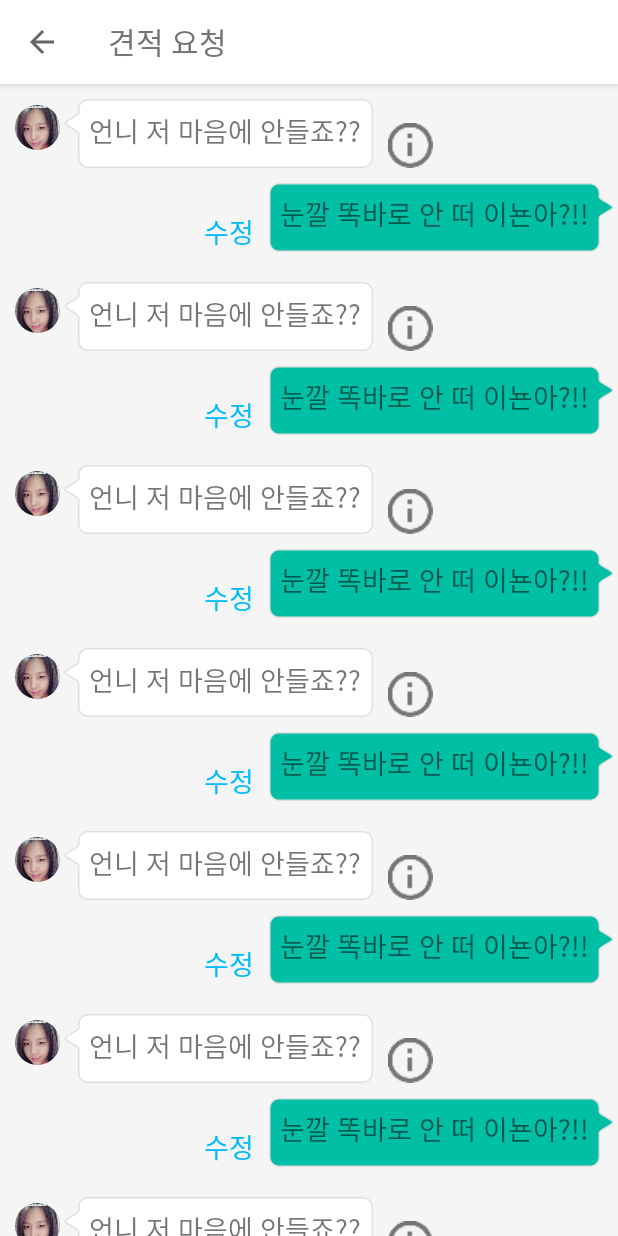
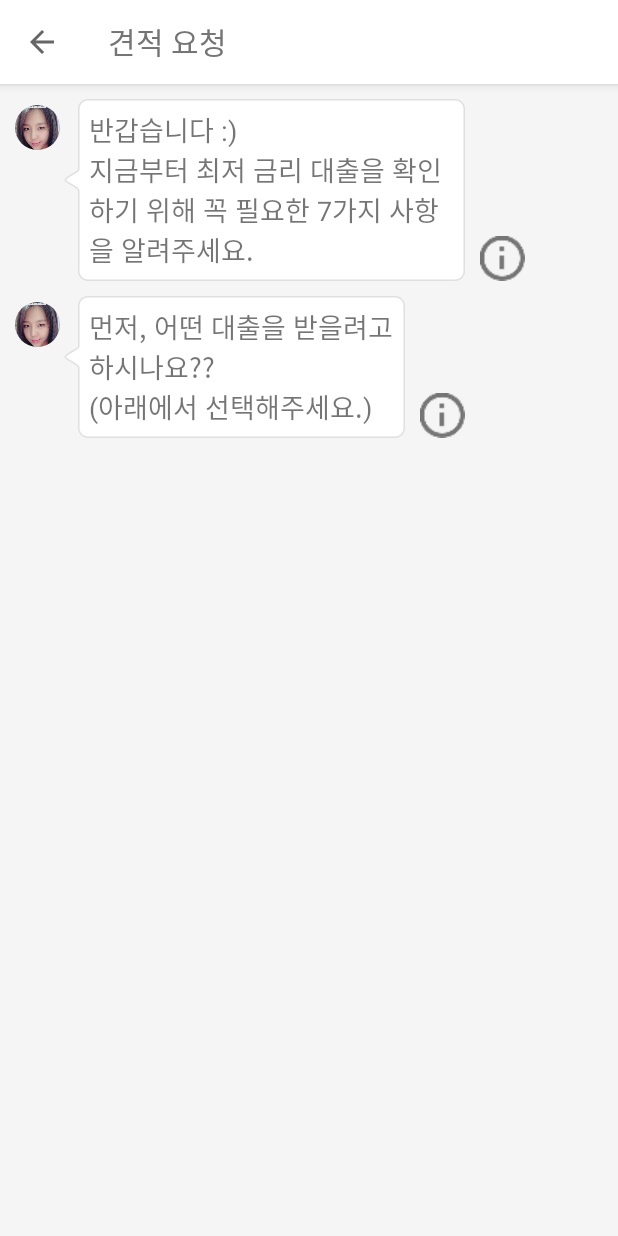
Before and after one commit to kirkee2/HelloMoney, an Android app: the RequestQuotationActivity screen opened directly, with no data from a screen before it, on a phone screen of 412 x 824 dp. Run offline under Robolectric (Android 15) with nearby library versions, the phone set to English and light mode, and no system bars; our stand-ins replace CircleImageView.

Commit message:
coding RequstQuotationActivity pushed for backup

```diff
--- a/app/src/main/java/com/beta/tacademy/hellomoneycustomer/activity/RequestQuotationActivity.java
+++ b/app/src/main/java/com/beta/tacademy/hellomoneycustomer/activity/RequestQuotationActivity.java
@@ -19,6 +19,8 @@ import com.beta.tacademy.hellomoneycustomer.recyclerViews.RequestQuotationRecycl
 import com.beta.tacademy.hellomoneycustomer.recyclerViews.RequestQuotationRecyclerView.RequestQuotationValueObject;
 import com.beta.tacademy.hellomoneycustomer.recyclerViews.mainRecyclerView.MainRecyclerViewAdapter;
 import com.beta.tacademy.hellomoneycustomer.recyclerViews.mainRecyclerView.MainValueObject;
+
+import java.util.ArrayList;
 
 public class RequestQuotationActivity extends AppCompatActivity {
 
@@ -119,15 +121,9 @@ public class RequestQuotationActivity extends AppCompatActivity {
     }
 
     public void addItems(){
-        for(int i = 0 ; i< 20; i++) {
-            if(i%2 == 0){
-                requestQuotationRecyclerViewAdapter.addMember(new RequestQuotationValueObject(0,i,"언니 저 마음에 안들죠??"));
-            }else{
-                requestQuotationRecyclerViewAdapter.addMember(new RequestQuotationValueObject(1,i,"눈깔 똑바로 안 떠 이뇬아?!!"));
-            }
-        }
-
-        requestQuotationRecyclerViewAdapter.addMember(new RequestQuotationValueObject(0,20,"qwejqweqwjkenqwejkqwneqwnejqwnjqwlnejwqkewkqjenqwjeqo"));
-
+        ArrayList<RequestQuotationValueObject> tmp = new ArrayList<>();
+        tmp.add(new RequestQuotationValueObject(0,0,"반갑습니다 :)\n지금부터 최저 금리 대출을 확인하기 위해 꼭 필요한 7가지 사항을 알려주세요.",false));
+        tmp.add(new RequestQuotationValueObject(0,0,"먼저, 어떤 대출을 받을려고\n하시나요??\n(아래에서 선택해주세요.)",false));
+        requestQuotationRecyclerViewAdapter.initItem(tmp);
     }
 }
--- a/app/src/main/java/com/beta/tacademy/hellomoneycustomer/recyclerViews/RequestQuotationRecyclerView/RequestQuotationRecyclerViewAdapter.java
+++ b/app/src/main/java/com/beta/tacademy/hellomoneycustomer/recyclerViews/RequestQuotationRecyclerView/RequestQuotationRecyclerViewAdapter.java
@@ -43,14 +43,13 @@ public class RequestQuotationRecyclerViewAdapter extends RecyclerView.Adapter<Re
 
     private ArrayList<RequestQuotationValueObject> requestQuotationValueObjectArrayList;
 
-    public void addMember(RequestQuotationValueObject requestQuotationValueObject){
+    public void addItem(RequestQuotationValueObject requestQuotationValueObject){
         requestQuotationValueObjectArrayList.add(requestQuotationValueObject); //아이템 추가
     }
 
-    public void updateImage(){
-        notifyDataSetChanged(); //데이터 변경 사실 알림
+    public void initItem(ArrayList<RequestQuotationValueObject> requestQuotationValueObjectArrayList){
+        this.requestQuotationValueObjectArrayList = requestQuotationValueObjectArrayList;
     }
-
     public RequestQuotationRecyclerViewAdapter(){
         //변수 초기화
         requestQuotationValueObjectArrayList = new ArrayList<>();
@@ -109,12 +108,16 @@ public class RequestQuotationRecyclerViewAdapter extends RecyclerView.Adapter<Re
         if(holder instanceof RequestQuotationRecyclerViewAdapter.SystemChattingViewHolder){
 
             ((SystemChattingViewHolder) holder).systemChatting.setText(valueObject.getText());
+            if(valueObject.isInfo()){
+                ((SystemChattingViewHolder) holder).info.setVisibility(View.INVISIBLE);
+            }else{
                 ((SystemChattingViewHolder) holder).info.setOnClickListener(new View.OnClickListener() {
                     @Override
                     public void onClick(View v) {
                         Toast.makeText(HelloMoneyCustomerApplication.getInstance(), valueObject.getStep() + "단계입니다.", Toast.LENGTH_SHORT).show();
                     }
                 });
+            }
         } else{
             ((MyChattingViewHolder) holder).myChatting.setText(valueObject.getText());
             ((MyChattingViewHolder) holder).fix.setOnClickListener(new View.OnClickListener() {
--- a/app/src/main/java/com/beta/tacademy/hellomoneycustomer/recyclerViews/RequestQuotationRecyclerView/RequestQuotationValueObject.java
+++ b/app/src/main/java/com/beta/tacademy/hellomoneycustomer/recyclerViews/RequestQuotationRecyclerView/RequestQuotationValueObject.java
@@ -8,11 +8,21 @@ public class RequestQuotationValueObject {
     private int type;
     private int step;
     private String text;
+    private boolean isInfo;
 
-    public RequestQuotationValueObject(int type, int step, String text) {
+    public RequestQuotationValueObject(int type, int step, String text, boolean isInfo) {
         this.type = type;
         this.step = step;
         this.text = text;
+        this.isInfo = isInfo;
+    }
+
+    public boolean isInfo() {
+        return isInfo;
+    }
+
+    public void setInfo(boolean info) {
+        isInfo = info;
     }
 
     public int getType() {
--- a/app/src/main/res/layout/faq_recycler_view_item.xml
+++ b/app/src/main/res/layout/faq_recycler_view_item.xml
@@ -1,7 +1,5 @@
 <LinearLayout
     xmlns:android="http://schemas.android.com/apk/res/android"
-    android:layout_marginTop="3dp"
-    android:layout_marginBottom="3dp"
     android:layout_width="match_parent"
     android:layout_height="wrap_content"
     android:orientation="vertical">
@@ -9,7 +7,9 @@
     <android.support.v7.widget.CardView
         android:id="@+id/cardView"
         android:layout_width="match_parent"
-        android:layout_height="wrap_content">
+        android:layout_height="wrap_content"
+        android:layout_marginTop="3dp"
+        android:layout_marginBottom="3dp">
 
         <LinearLayout
             android:layout_width="match_parent"
--- a/app/src/main/res/layout/request_quotation_recycler_view_my_items.xml
+++ b/app/src/main/res/layout/request_quotation_recycler_view_my_items.xml
@@ -11,7 +11,6 @@
         android:layout_gravity="end"
         android:background="@drawable/my_chatting_balloon"
         android:textSize="@dimen/medium"
-        android:layout_marginBottom="10dp"
         android:layout_alignParentEnd="true"/>
 
     <TextView
@@ -21,9 +20,11 @@
         android:layout_gravity="end"
         android:textSize="@dimen/medium"
         android:text="@string/fix"
+        android:layout_marginTop="6dp"
         android:layout_marginRight="10dp"
+        android:layout_marginBottom="10dp"
         android:gravity="bottom"
         android:textColor="@color/fix"
-        android:layout_alignBottom="@+id/myChattingText"
-        android:layout_toStartOf="@+id/myChattingText" />
+        android:layout_alignParentEnd="true"
+        android:layout_below="@id/myChattingText" />
 </RelativeLayout>
```
Lines whose indentation alone changed are shown as unchanged.
